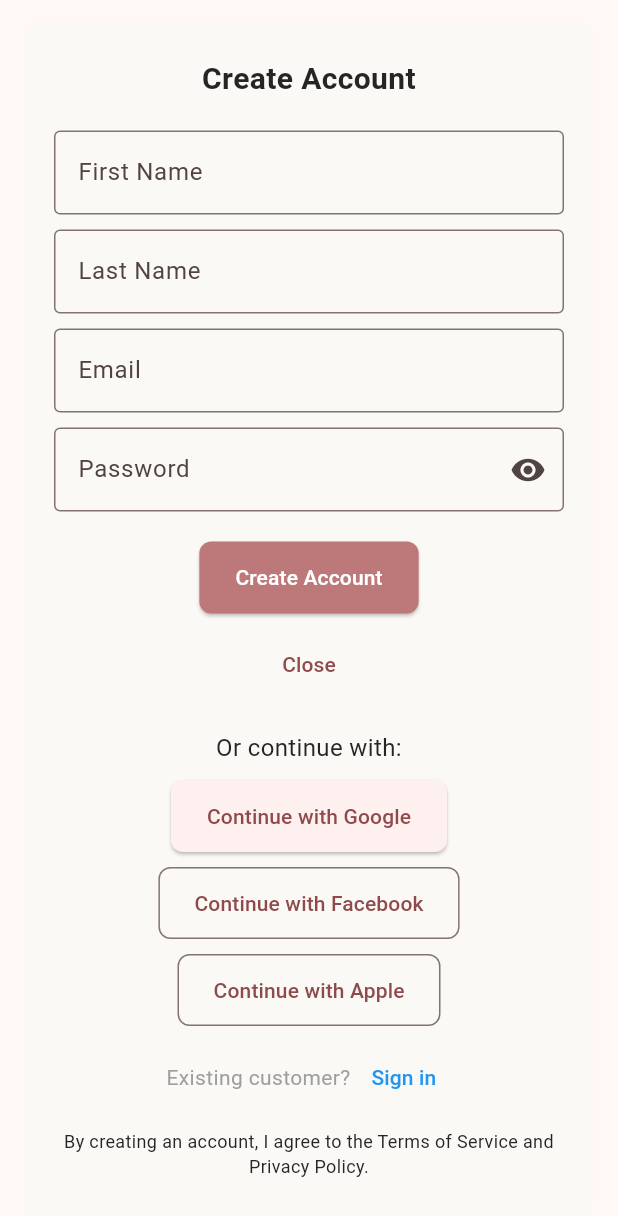
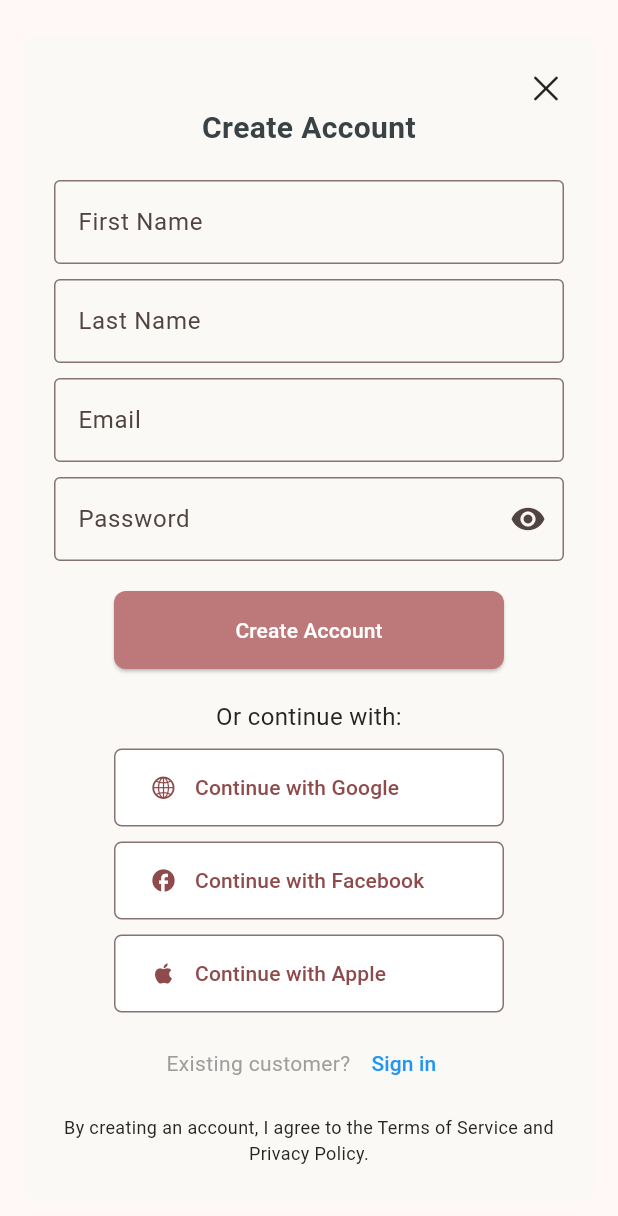
Before and after one commit to kenresoft/wine_delivery_app, a Flutter app: the AuthModal widget shown alone on an empty page, opened directly, on a phone screen of 412 x 824 dp. Shown: the top 1216 px of the screen. Run offline on Flutter 3.47's test engine with Material 3 defaults, Android fonts, the phone set to English and light mode, and no system bars; our stand-ins replace bloc, equatable, flutter_bloc, flutter_rating_bar, flutter_screenutil, fluttertoast; missing offline and left inert: circular_image, fontresoft.

Commit message:
Implement auth_modal.dart

```diff
--- a/lib/auth_modal.dart
+++ b/lib/auth_modal.dart
@@ -1,8 +1,9 @@
+import 'package:flutter/cupertino.dart';
 import 'package:flutter/material.dart';
-import 'package:flutter_screenutil/flutter_screenutil.dart';
+import 'package:wine_delivery_app/auth_button.dart';
 
 class AuthModal extends StatelessWidget {
-  const AuthModal({Key? key}) : super(key: key);
+  const AuthModal({super.key});
 
   @override
   Widget build(BuildContext context) {
@@ -14,19 +15,24 @@ class AuthModal extends StatelessWidget {
       surfaceTintColor: const Color(0xFFFAF9F6),
       backgroundColor: const Color(0xFFFAF9F6),
       elevation: 4,
+      child: PopScope(
+        canPop: false,
         child: SingleChildScrollView(
           padding: const EdgeInsets.symmetric(horizontal: 20, vertical: 24),
           child: Column(
             mainAxisSize: MainAxisSize.min,
-          crossAxisAlignment: CrossAxisAlignment.stretch,
             children: [
+              GestureDetector(
+                onTap: () => Navigator.pop(context),
+                child: const Align(alignment: Alignment.centerRight, child: Icon(CupertinoIcons.xmark)),
+              ),
               const Padding(
                 padding: EdgeInsets.only(bottom: 20.0),
                 child: Text(
                   'Create Account',
                   style: TextStyle(
                     fontSize: 20,
-                  fontWeight: FontWeight.bold,
+                    fontWeight: FontWeight.bold, color: Color(0xff394346),
                   ),
                   textAlign: TextAlign.center,
                 ),
@@ -66,40 +72,21 @@ class AuthModal extends StatelessWidget {
                 ),
               ),
               const SizedBox(height: 20),
-            SizedBox(
-              height: 48,
-              child: UnconstrainedBox(
-                constrainedAxis: Axis.vertical,
+              Container(
+                //width: 120,
                 child: ElevatedButton(
                   onPressed: () {
                     // Handle create account button tap
                   },
                   style: ElevatedButton.styleFrom(
-                    maximumSize: Size(0.5.sw, 48),
                     foregroundColor: Colors.white,
                     backgroundColor: const Color(0xffBD7879),
                     shape: RoundedRectangleBorder(
                       borderRadius: BorderRadius.circular(8),
                     ),
+                    minimumSize: const Size(260, 52),
                   ),
                   child: const Text('Create Account'),
-                ),
-              ),
-            ),
-            const SizedBox(height: 10),
-            SizedBox(
-              height: 48,
-              child: TextButton(
-                onPressed: () {
-                  // Handle close modal button tap
-                  Navigator.pop(context);
-                },
-                style: TextButton.styleFrom(
-                  shape: RoundedRectangleBorder(
-                    borderRadius: BorderRadius.circular(8),
-                  ),
-                ),
-                child: const Text('Close'),
                 ),
               ),
               const SizedBox(height: 20),
@@ -110,51 +97,21 @@ class AuthModal extends StatelessWidget {
               ),
               const SizedBox(height: 10),
               Column(
-              mainAxisAlignment: MainAxisAlignment.center,
+                //mainAxisAlignment: MainAxisAlignment.center,
                 children: [
-                SizedBox(
-                  height: 48,
-                  child: ElevatedButton(
-                    onPressed: () {
-                      // Handle Google sign-in
-                    },
-                    style: ElevatedButton.styleFrom(
-                      shape: RoundedRectangleBorder(
-                        borderRadius: BorderRadius.circular(8),
-                      ),
-                    ),
-                    child: const Text('Continue with Google'),
-                  ),
+                  const AuthButton(
+                    icon: Icon(CupertinoIcons.globe),
+                    text: 'Continue with Google',
                   ),
                   const SizedBox(height: 10),
-                SizedBox(
-                  height: 48,
-                  child: OutlinedButton(
-                    onPressed: () {
-                      // Handle Facebook sign-in
-                    },
-                    style: OutlinedButton.styleFrom(
-                      shape: RoundedRectangleBorder(
-                        borderRadius: BorderRadius.circular(8),
-                      ),
-                    ),
-                    child: const Text('Continue with Facebook'),
-                  ),
+                  const AuthButton(
+                    icon: Icon(Icons.facebook),
+                    text: 'Continue with Facebook',
                   ),
                   const SizedBox(height: 10),
-                SizedBox(
-                  height: 48,
-                  child: OutlinedButton(
-                    onPressed: () {
-                      // Handle Apple sign-in
-                    },
-                    style: OutlinedButton.styleFrom(
-                      shape: RoundedRectangleBorder(
-                        borderRadius: BorderRadius.circular(8),
-                      ),
-                    ),
-                    child: const Text('Continue with Apple'),
-                  ),
+                  const AuthButton(
+                    icon: Icon(Icons.apple),
+                    text: 'Continue with Apple',
                   ),
                   const SizedBox(height: 10.0),
                   Row(
@@ -187,6 +144,7 @@ class AuthModal extends StatelessWidget {
             ],
           ),
         ),
+      ),
     );
   }
 }
```
Lines whose indentation alone changed are shown as unchanged.
